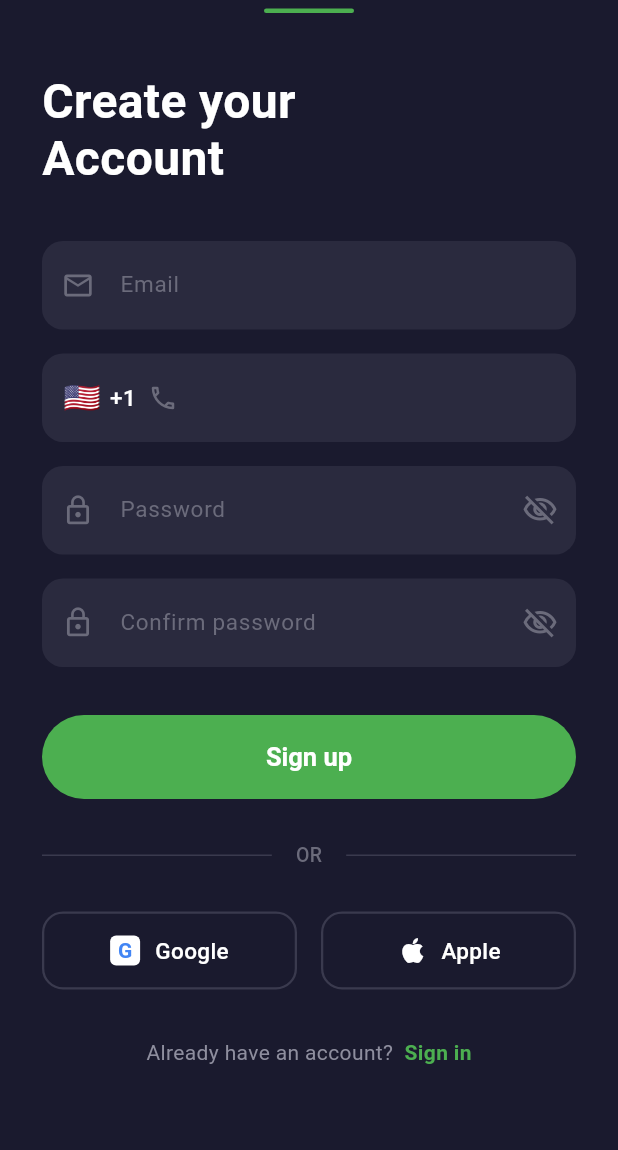
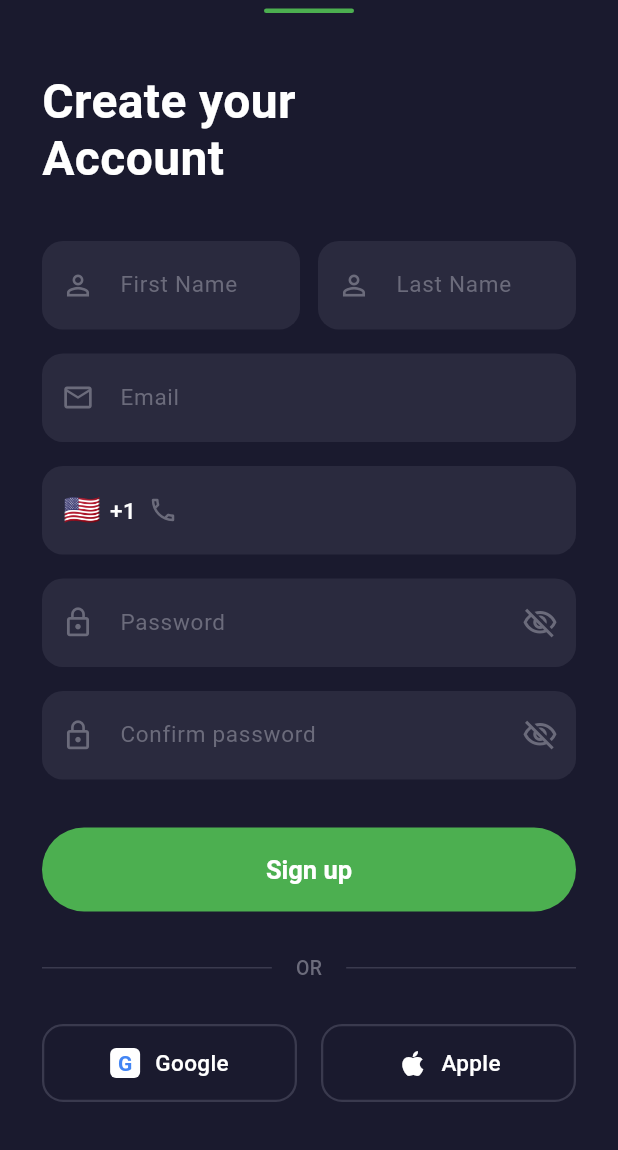
Before and after one commit to mozocode/On-The-Way-Rebuild, a Flutter app: the SignupScreen screen opened directly, on a phone screen of 412 x 824 dp, the part 86-1236 px from its top. Run offline on Flutter 3.47's test engine with Material 3 defaults, Android fonts, the phone set to English and light mode, and no system bars; our stand-ins replace cached_network_image, cloud_firestore, cloud_functions, file_picker, firebase_auth, firebase_core and 13 more; missing offline and left inert: dart:html, dart:ui_web, flutter_radar, maplibre_gl; accounts and stored records are empty.

Commit message:
Add First/Last Name to signup, remove PIN tab from login
- Signup: added side-by-side First Name and Last Name fields above email,
  combined into displayName on account creation
- Login: removed PIN tab, now only Email and Phone tabs
- Auth service already passes displayName and phone to Firestore

Co-authored-by: Cursor <cursoragent@cursor.com>

```diff
--- a/lib/screens/auth/signup_screen.dart
+++ b/lib/screens/auth/signup_screen.dart
@@ -13,6 +13,8 @@ class SignupScreen extends ConsumerStatefulWidget {
 
 class _SignupScreenState extends ConsumerState<SignupScreen> {
   final _formKey = GlobalKey<FormState>();
+  final _firstNameController = TextEditingController();
+  final _lastNameController = TextEditingController();
   final _emailController = TextEditingController();
   final _phoneController = TextEditingController();
   final _passwordController = TextEditingController();
@@ -26,6 +28,8 @@ class _SignupScreenState extends ConsumerState<SignupScreen> {
 
   @override
   void dispose() {
+    _firstNameController.dispose();
+    _lastNameController.dispose();
     _emailController.dispose();
     _phoneController.dispose();
     _passwordController.dispose();
@@ -36,9 +40,13 @@ class _SignupScreenState extends ConsumerState<SignupScreen> {
   void _signUp() {
     if (_formKey.currentState!.validate()) {
       final phone = _phoneController.text.trim();
+      final first = _firstNameController.text.trim();
+      final last = _lastNameController.text.trim();
+      final displayName = [first, last].where((s) => s.isNotEmpty).join(' ');
       ref.read(authProvider.notifier).signUpWithEmail(
             email: _emailController.text.trim(),
             password: _passwordController.text,
+            displayName: displayName.isNotEmpty ? displayName : null,
             phone: phone.isNotEmpty ? '+1$phone' : null,
           );
     }
@@ -83,6 +91,37 @@ class _SignupScreenState extends ConsumerState<SignupScreen> {
                     ),
                   ),
                   const SizedBox(height: 36),
+
+                  Row(
+                    children: [
+                      Expanded(
+                        child: _buildField(
+                          controller: _firstNameController,
+                          hint: 'First Name',
+                          icon: Icons.person_outline,
+                          textCapitalization: TextCapitalization.words,
+                          validator: (v) {
+                            if (v == null || v.isEmpty) return 'Required';
+                            return null;
+                          },
+                        ),
+                      ),
+                      const SizedBox(width: 12),
+                      Expanded(
+                        child: _buildField(
+                          controller: _lastNameController,
+                          hint: 'Last Name',
+                          icon: Icons.person_outline,
+                          textCapitalization: TextCapitalization.words,
+                          validator: (v) {
+                            if (v == null || v.isEmpty) return 'Required';
+                            return null;
+                          },
+                        ),
+                      ),
+                    ],
+                  ),
+                  const SizedBox(height: 16),
 
                   _buildField(
                     controller: _emailController,
@@ -235,6 +274,7 @@ class _SignupScreenState extends ConsumerState<SignupScreen> {
     bool obscureText = false,
     Widget? suffixIcon,
     TextInputAction textInputAction = TextInputAction.next,
+    TextCapitalization textCapitalization = TextCapitalization.none,
     String? Function(String?)? validator,
   }) {
     return TextFormField(
@@ -242,6 +282,7 @@ class _SignupScreenState extends ConsumerState<SignupScreen> {
       keyboardType: keyboardType,
       obscureText: obscureText,
       textInputAction: textInputAction,
+      textCapitalization: textCapitalization,
       style: const TextStyle(color: Colors.white, fontSize: 15),
       validator: validator,
       decoration: InputDecoration(
```
Also changed, not shown: lib/screens/auth/login_screen.dart (+1 -27 lines).
